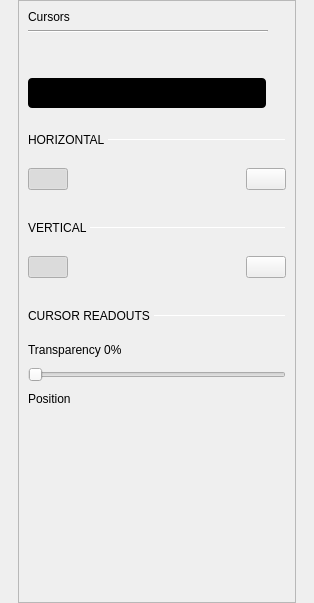
First picture: the form in ui/cursors_settings.ui, repository analogdevicesinc/scopy, before the edit.
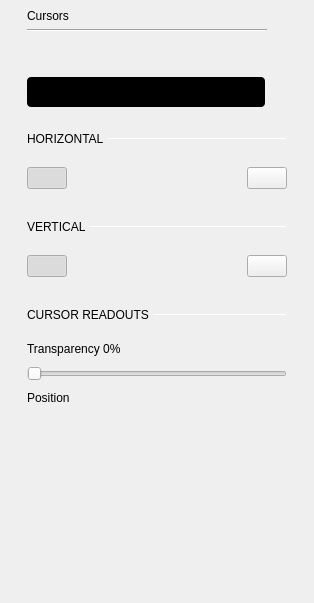
Second picture: the form after the edit. Custom widgets are drawn as their Qt base class.

Commit message: Gui: Removed frames from tool menus

Diff of the .ui file:
```diff
--- a/ui/cursors_settings.ui
+++ b/ui/cursors_settings.ui
@@ -37,6 +37,9 @@
        <verstretch>0</verstretch>
       </sizepolicy>
      </property>
+     <property name="frameShape">
+      <enum>QFrame::NoFrame</enum>
+     </property>
      <property name="verticalScrollBarPolicy">
       <enum>Qt::ScrollBarAsNeeded</enum>
      </property>
@@ -51,8 +54,8 @@
        <rect>
         <x>0</x>
         <y>0</y>
-        <width>276</width>
-        <height>601</height>
+        <width>278</width>
+        <height>603</height>
        </rect>
       </property>
       <layout class="QVBoxLayout" name="verticalLayout_7">
```
The commit also changes 4 other files.
